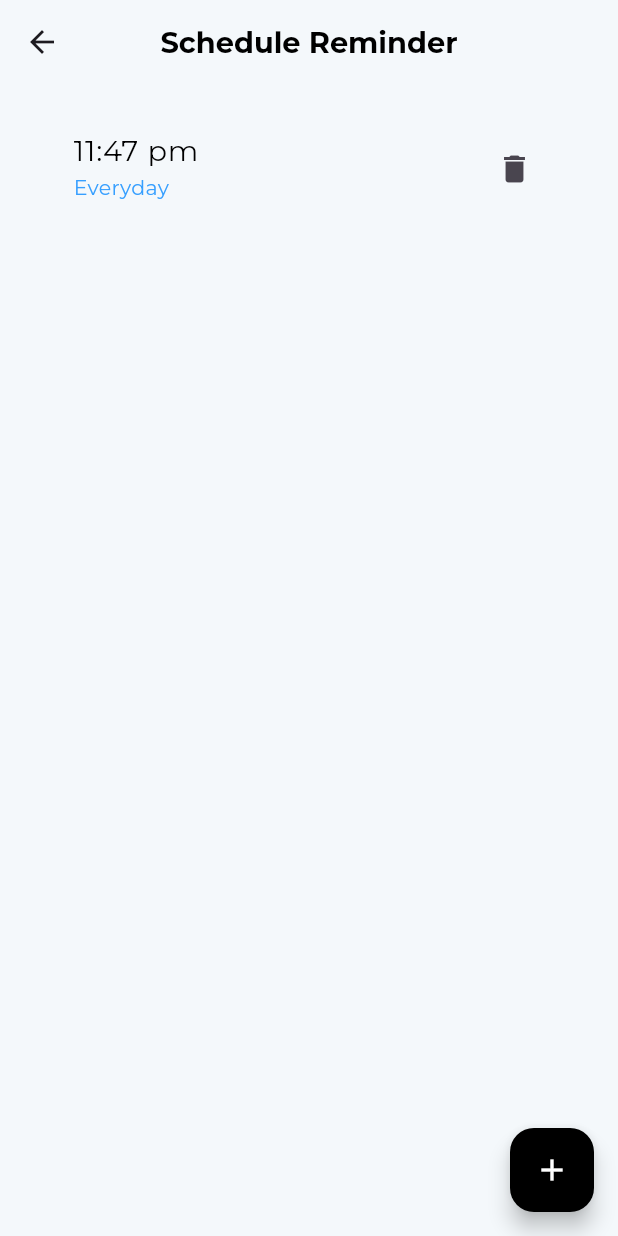
After one commit to Ileeonline/water_tracker, a Flutter app: the BottomNavBar screen opened directly, item 2 of the bottom bar chosen, after a tap on "🗓 Schedule Reminder", on a phone screen of 412 x 824 dp. The commit adds this screen. Run offline on Flutter 3.47's test engine with Material 3 defaults, Android fonts, the phone set to English and light mode, and no system bars; our stand-ins replace google_fonts, google_nav_bar, iconsax, percent_indicator, sizer.

Commit message:
Here is the complete User interface that has been developed in 1 day Alhamdulillah

```diff
--- /dev/null
+++ b/lib/components/water_listtile.dart
@@ -0,0 +1,49 @@
+import 'package:flutter/material.dart';
+import 'package:google_fonts/google_fonts.dart';
+import 'package:iconsax/iconsax.dart';
+import 'package:sizer/sizer.dart';
+import 'package:water_tracker/constants/constants.dart';
+import 'package:water_tracker/models/water.dart';
+
+class WaterListTile extends StatelessWidget {
+  final Water water;
+  const WaterListTile({super.key, required this.water});
+
+  @override
+  Widget build(BuildContext context) {
+    return Container(
+      margin: EdgeInsets.only(bottom: 1.h),
+      padding: EdgeInsets.all(14.sp),
+      decoration: BoxDecoration(
+        color: Colors.white,
+        borderRadius: BorderRadius.circular(12.sp),
+      ),
+      child: Row(
+        children: [
+          Icon(
+            Iconsax.glass,
+            size: 25.sp,
+          ),
+          smallWidthSizedBox,
+          Text(
+            water.getLitre,
+            style: GoogleFonts.montserrat(
+              fontSize: 12.sp,
+              fontWeight: FontWeight.bold,
+            ),
+          ),
+          widthSizedBox,
+          Text(
+            water.getTime,
+            style: GoogleFonts.montserrat(
+              fontSize: 10.sp,
+              fontWeight: FontWeight.normal,
+            ),
+          ),
+          smallWidthSizedBox,
+          const Icon(Icons.more_vert_rounded),
+        ],
+      ),
+    );
+  }
+}
--- a/lib/constants/constants.dart
+++ b/lib/constants/constants.dart
@@ -9,11 +9,17 @@ SizedBox sizedBox = SizedBox(
 SizedBox halfSizedBox = SizedBox(
   height: 5.h,
 );
+SizedBox smallSizedBox = SizedBox(
+  height: 2.5.h,
+);
 SizedBox widthSizedBox = SizedBox(
   width: 10.h,
 );
 SizedBox halfWidthSizedBox = SizedBox(
   width: 5.h,
+);
+SizedBox smallWidthSizedBox = SizedBox(
+  width: 2.5.h,
 );
 
 // bordar radius from here
--- /dev/null
+++ b/lib/screens/bottom_nav_bar.dart
@@ -0,0 +1,59 @@
+import 'package:flutter/cupertino.dart';
+import 'package:flutter/material.dart';
+import 'package:google_fonts/google_fonts.dart';
+import 'package:google_nav_bar/google_nav_bar.dart';
+import 'package:sizer/sizer.dart';
+import 'package:water_tracker/constants/constants.dart';
+import 'package:water_tracker/screens/home_screen.dart';
+import 'package:water_tracker/screens/setting_screen.dart';
+
+class BottomNavBar extends StatefulWidget {
+  const BottomNavBar({super.key});
+
+  @override
+  State<BottomNavBar> createState() => _BottomNavBarState();
+}
+
+class _BottomNavBarState extends State<BottomNavBar> {
+  List<Widget> pagesList = [
+    const HomeScreen(),
+    const SettingScreen(),
+  ];
+
+  int currentIndex = 0;
+
+  @override
+  Widget build(BuildContext context) {
+    return Scaffold(
+      body: pagesList[currentIndex],
+      bottomNavigationBar: GNav(
+        textStyle: GoogleFonts.montserrat(
+            fontSize: 12.sp, fontWeight: FontWeight.bold, color: Colors.white),
+        tabBorderRadius: 18.sp,
+        tabMargin: EdgeInsets.only(bottom: 2.h),
+        padding: EdgeInsets.symmetric(horizontal: 8.w, vertical: 2.h),
+        mainAxisAlignment: MainAxisAlignment.spaceEvenly,
+        color: Colors.grey,
+        activeColor: Colors.white,
+        backgroundColor: const Color(0xffF4F8FB),
+        tabBackgroundColor: kPrimaryColor,
+        selectedIndex: currentIndex,
+        onTabChange: (index) {
+          setState(() {
+            currentIndex = index;
+          });
+        },
+        tabs: const [
+          GButton(
+            icon: CupertinoIcons.home,
+            text: '  Home',
+          ),
+          GButton(
+            icon: CupertinoIcons.settings,
+            text: '  Setting',
+          ),
+        ],
+      ),
+    );
+  }
+}
--- /dev/null
+++ b/lib/screens/home_screen.dart
@@ -0,0 +1,136 @@
+import 'package:flutter/material.dart';
+import 'package:google_fonts/google_fonts.dart';
+import 'package:percent_indicator/circular_percent_indicator.dart';
+import 'package:sizer/sizer.dart';
+import 'package:water_tracker/components/my_button.dart';
+import 'package:water_tracker/components/water_listtile.dart';
+import 'package:water_tracker/constants/constants.dart';
+
+import '../models/water.dart';
+
+class HomeScreen extends StatelessWidget {
+  const HomeScreen({super.key});
+
+  @override
+  Widget build(BuildContext context) {
+    return Scaffold(
+      backgroundColor: const Color(0xffF4F8FB),
+      body: Padding(
+        padding: EdgeInsets.symmetric(horizontal: 8.w),
+        child: Column(
+          children: [
+            smallSizedBox,
+            smallSizedBox,
+            smallSizedBox,
+            Row(
+              mainAxisAlignment: MainAxisAlignment.spaceBetween,
+              children: [
+                Column(
+                  crossAxisAlignment: CrossAxisAlignment.start,
+                  children: [
+                    Text(
+                      'Good morning,',
+                      style: GoogleFonts.montserrat(
+                        fontSize: 12.sp,
+                        color: Colors.grey[800],
+                      ),
+                    ),
+                    Text(
+                      'Nisar Sheraz',
+                      style: GoogleFonts.montserrat(
+                          fontSize: 14.sp,
+                          color: Colors.grey[800],
+                          fontWeight: FontWeight.w900),
+                    ),
+                  ],
+                ),
+                Container(
+                  padding: EdgeInsets.all(10.sp),
+                  decoration: const BoxDecoration(
+                    color: Colors.white,
+                    shape: BoxShape.circle,
+                  ),
+                  child: Icon(
+                    Icons.notifications,
+                    size: 20.sp,
+                  ),
+                ),
+              ],
+            ),
+            sizedBox,
+            CircularPercentIndicator(
+              radius: 70.sp,
+              lineWidth: 20,
+              percent: .5,
+              circularStrokeCap: CircularStrokeCap.round,
+              progressColor: const Color(0xff369FFF),
+              backgroundColor: Colors.grey[300]!,
+              center: Center(
+                child: Column(
+                  mainAxisAlignment: MainAxisAlignment.center,
+                  crossAxisAlignment: CrossAxisAlignment.center,
+                  children: [
+                    Text(
+                      "75%",
+                      style: GoogleFonts.montserrat(
+                        fontSize: 22.sp,
+                        fontWeight: FontWeight.normal,
+                        color: kPrimaryColor,
+                      ),
+                    ),
+                    Text(
+                      "200ml",
+                      style: GoogleFonts.montserrat(
+                        fontSize: 14.sp,
+                        fontWeight: FontWeight.normal,
+                        color: Colors.black,
+                      ),
+                    ),
+                    Text(
+                      "-500ml",
+                      style: GoogleFonts.montserrat(
+                        fontSize: 10.sp,
+                        fontWeight: FontWeight.normal,
+                        color: Colors.grey[700],
+                      ),
+                    ),
+                  ],
+                ),
+              ),
+            ),
+            smallSizedBox,
+            Text(
+              "You have completed 978/2000 of your\ndaily target",
+              textAlign: TextAlign.center,
+              style: GoogleFonts.montserrat(
+                fontSize: 12.sp,
+                color: Colors.grey[700],
+              ),
+            ),
+            smallSizedBox,
+            MyButton(btnTxt: "Add Intake", onTap: () {}),
+            smallSizedBox,
+            Text(
+              "You drank",
+              style: GoogleFonts.montserrat(
+                fontSize: 14.sp,
+                fontWeight: FontWeight.normal,
+                color: Colors.black,
+              ),
+            ),
+            Expanded(
+              child: ListView.builder(
+                itemCount: waterList.length,
+                itemBuilder: (context, index) {
+                  return WaterListTile(
+                    water: waterList[index],
+                  );
+                },
+              ),
+            ),
+          ],
+        ),
+      ),
+    );
+  }
+}
--- /dev/null
+++ b/lib/screens/schedule_reminder_screen.dart
@@ -0,0 +1,116 @@
+import 'package:flutter/material.dart';
+import 'package:google_fonts/google_fonts.dart';
+import 'package:sizer/sizer.dart';
+import 'package:water_tracker/constants/constants.dart';
+
+class ScheduleReminderScreen extends StatefulWidget {
+  const ScheduleReminderScreen({super.key});
+
+  @override
+  State<ScheduleReminderScreen> createState() => _ScheduleReminderScreenState();
+}
+
+class _ScheduleReminderScreenState extends State<ScheduleReminderScreen> {
+  @override
+  Widget build(BuildContext context) {
+    return Scaffold(
+      floatingActionButton: FloatingActionButton(
+        onPressed: () {},
+        backgroundColor: Colors.black,
+        child: const Icon(
+          Icons.add,
+          color: Colors.white,
+        ),
+      ),
+      appBar: AppBar(
+        title: Text(
+          "Schedule Reminder",
+          style: GoogleFonts.montserrat(
+            fontSize: 14.sp,
+            fontWeight: FontWeight.bold,
+            color: Colors.black,
+          ),
+        ),
+        centerTitle: true,
+        elevation: 0,
+        backgroundColor: Colors.transparent,
+      ),
+      backgroundColor: const Color(0xffF4F8FB),
+      body: Padding(
+        padding: EdgeInsets.symmetric(horizontal: 8.w),
+        child: Column(
+          children: [
+            smallSizedBox,
+            ListTile(
+              title: Text(
+                "11:47 pm",
+                style: GoogleFonts.montserrat(
+                  fontSize: 14.sp,
+                  fontWeight: FontWeight.normal,
+                  color: Colors.black,
+                ),
+              ),
+              subtitle: Text(
+                "Everyday",
+                style: GoogleFonts.montserrat(
+                  fontSize: 10.sp,
+                  fontWeight: FontWeight.normal,
+                  color: kPrimaryColor,
+                ),
+              ),
+              trailing: GestureDetector(
+                onTap: deleteDialogBox,
+                child: const Icon(
+                  Icons.delete,
+                ),
+              ),
+            ),
+          ],
+        ),
+      ),
+    );
+  }
+
+  void deleteDialogBox() {
+    showDialog(
+      context: context,
+      builder: (context) {
+        return AlertDialog(
+          content: Text(
+            "Are you sure you want to delete?",
+            style: GoogleFonts.montserrat(
+              fontSize: 14.sp,
+              fontWeight: FontWeight.bold,
+            ),
+          ),
+          actions: [
+            ElevatedButton(
+              onPressed: () {
+                Navigator.pop(context);
+              },
+              child: Text(
+                'Yes',
+                style: GoogleFonts.montserrat(
+                  fontSize: 12.sp,
+                  fontWeight: FontWeight.bold,
+                ),
+              ),
+            ),
+            MaterialButton(
+              onPressed: () {
+                Navigator.pop(context);
+              },
+              child: Text(
+                'No',
+                style: GoogleFonts.montserrat(
+                  fontSize: 12.sp,
+                  fontWeight: FontWeight.bold,
+                ),
+              ),
+            ),
+          ],
+        );
+      },
+    );
+  }
+}
--- /dev/null
+++ b/lib/screens/setting_screen.dart
@@ -0,0 +1,142 @@
+// ignore_for_file: use_key_in_widget_constructors, library_private_types_in_public_api, must_be_immutable
+
+import 'package:flutter/material.dart';
+import 'package:google_fonts/google_fonts.dart';
+import 'package:iconsax/iconsax.dart';
+import 'package:sizer/sizer.dart';
+import 'package:water_tracker/components/my_textfield.dart';
+
+import '../constants/constants.dart';
+import 'schedule_reminder_screen.dart';
+
+class SettingScreen extends StatelessWidget {
+  const SettingScreen({super.key});
+
+  @override
+  Widget build(BuildContext context) {
+    return Scaffold(
+        backgroundColor: const Color(0xffF4F8FB),
+        body: Padding(
+          padding: EdgeInsets.symmetric(horizontal: 8.w),
+          child: Column(
+            crossAxisAlignment: CrossAxisAlignment.start,
+            children: [
+              smallSizedBox,
+              smallSizedBox,
+              smallSizedBox,
+              Text(
+                "Settings",
+                style: GoogleFonts.montserrat(
+                  fontSize: 18.sp,
+                  fontWeight: FontWeight.bold,
+                ),
+              ),
+              halfSizedBox,
+              Text(
+                'Your gender',
+                style: GoogleFonts.montserrat(
+                  fontSize: 12.sp,
+                  color: Colors.grey[800],
+                ),
+              ),
+              GenderBox(
+                name: 'Male',
+                value: true,
+                onChanged: (p0) {},
+              ),
+              GenderBox(
+                name: 'Female',
+                value: true,
+                onChanged: (p0) {},
+              ),
+              GenderBox(
+                name: 'I prefer not to say',
+                value: true,
+                onChanged: (p0) {},
+              ),
+              smallSizedBox,
+              const MyTextField(
+                labelText: "Weight",
+                hintText: "Weight in kg",
+                icon: Iconsax.weight,
+                obscureText: false,
+              ),
+              smallSizedBox,
+              const MyTextField(
+                labelText: "Goal",
+                hintText: "Water intake goal",
+                icon: Iconsax.milk,
+                obscureText: false,
+              ),
+              smallSizedBox,
+              const MyTextField(
+                labelText: "Time",
+                hintText: "Sleep time",
+                icon: Iconsax.timer,
+                obscureText: false,
+              ),
+              smallSizedBox,
+              const MyTextField(
+                labelText: "Time",
+                hintText: "Wake up time",
+                icon: Iconsax.timer,
+                obscureText: false,
+              ),
+              smallSizedBox,
+              smallSizedBox,
+              Center(
+                child: GestureDetector(
+                  onTap: () {
+                    Navigator.push(
+                      context,
+                      MaterialPageRoute(
+                        builder: (e) => const ScheduleReminderScreen(),
+                      ),
+                    );
+                  },
+                  child: Text(
+                    '🗓 Schedule Reminder',
+                    style: GoogleFonts.montserrat(
+                      fontSize: 12.sp,
+                      color: Colors.black,
+                      fontWeight: FontWeight.bold,
+                    ),
+                  ),
+                ),
+              ),
+            ],
+          ),
+        ));
+  }
+}
+
+class GenderBox extends StatelessWidget {
+  final String name;
+  final bool? value;
+  void Function(bool?)? onChanged;
+  GenderBox({
+    super.key,
+    required this.name,
+    required this.value,
+    required this.onChanged,
+  });
+
+  @override
+  Widget build(BuildContext context) {
+    return Row(
+      children: [
+        Checkbox(
+          value: value,
+          onChanged: onChanged,
+        ),
+        Text(
+          name,
+          style: GoogleFonts.montserrat(
+            fontSize: 12.sp,
+            color: Colors.grey[800],
+          ),
+        ),
+      ],
+    );
+  }
+}
--- a/pubspec.yaml
+++ b/pubspec.yaml
@@ -32,6 +32,9 @@ dependencies:
   flutter:
     sdk: flutter
   google_fonts: ^6.2.1
+  google_nav_bar: ^5.0.6
+  iconsax: ^0.0.8
+  percent_indicator: ^4.2.3
   sizer: ^2.0.15
 
 dev_dependencies:
```
Also changed, not shown: lib/models/water.dart (added, +22 -0 lines), lib/screens/forgot_password_screen.dart (added, +112 -0 lines), lib/screens/loginin_screen.dart (+22 -9 lines), lib/screens/signup_screen.dart (+11 -16 lines), pubspec.lock.
